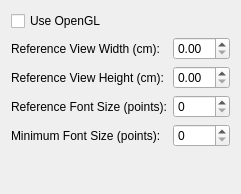
Kst-plot/kst, file src/libkstapp/generaltab.ui: the form before one commit.
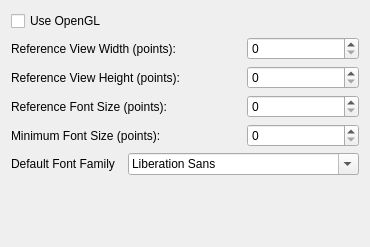
The form after the commit.

Commit message: Add Font scaling to the View based upon settings according to Fonts spec. Add saving of application level settings. Add LabelItem properties and scaling. Use Font scale as Arrow Head Scaling Value. Convert all font size values to scale values.

What changed in the file:
```diff
--- a/src/libkstapp/generaltab.ui
+++ b/src/libkstapp/generaltab.ui
@@ -5,62 +5,80 @@
    <rect>
     <x>0</x>
     <y>0</y>
-    <width>238</width>
-    <height>194</height>
+    <width>304</width>
+    <height>247</height>
    </rect>
   </property>
   <property name="windowTitle" >
    <string>Form</string>
   </property>
   <layout class="QGridLayout" >
-   <item row="0" column="0" >
+   <item row="0" column="0" colspan="3" >
     <widget class="QCheckBox" name="_useOpenGL" >
      <property name="text" >
       <string>Use OpenGL</string>
      </property>
     </widget>
    </item>
-   <item row="1" column="0" >
+   <item row="1" column="0" colspan="3" >
     <widget class="QLabel" name="label" >
      <property name="text" >
-      <string>Reference View Width (cm):</string>
+      <string>Reference View Width (points):</string>
      </property>
     </widget>
    </item>
-   <item row="1" column="1" >
-    <widget class="QDoubleSpinBox" name="_refViewWidth" />
+   <item row="1" column="3" >
+    <widget class="QSpinBox" name="_refViewWidth" >
+     <property name="maximum" >
+      <number>2000</number>
+     </property>
+    </widget>
    </item>
-   <item row="2" column="0" >
+   <item row="2" column="0" colspan="3" >
     <widget class="QLabel" name="label_2" >
      <property name="text" >
-      <string>Reference View Height (cm):</string>
+      <string>Reference View Height (points):</string>
      </property>
     </widget>
    </item>
-   <item row="2" column="1" >
-    <widget class="QDoubleSpinBox" name="_refViewHeight" />
+   <item row="2" column="3" >
+    <widget class="QSpinBox" name="_refViewHeight" >
+     <property name="maximum" >
+      <number>2000</number>
+     </property>
+    </widget>
    </item>
-   <item row="3" column="0" >
+   <item row="3" column="0" colspan="3" >
     <widget class="QLabel" name="label_4" >
      <property name="text" >
       <string>Reference Font Size (points):</string>
      </property>
     </widget>
    </item>
-   <item row="3" column="1" >
+   <item row="3" column="3" >
     <widget class="QSpinBox" name="_refFontSize" />
    </item>
-   <item row="4" column="0" >
+   <item row="4" column="0" colspan="3" >
     <widget class="QLabel" name="label_3" >
      <property name="text" >
       <string>Minimum Font Size (points):</string>
      </property>
     </widget>
    </item>
-   <item row="4" column="1" >
+   <item row="4" column="3" >
     <widget class="QSpinBox" name="_minFontSize" />
    </item>
-   <item row="5" column="0" >
+   <item row="5" column="0" colspan="2" >
+    <widget class="QLabel" name="_Label_12" >
+     <property name="text" >
+      <string>Default Font Family</string>
+     </property>
+    </widget>
+   </item>
+   <item row="5" column="2" colspan="2" >
+    <widget class="QFontComboBox" name="_defaultFontFamily" />
+   </item>
+   <item row="6" column="1" >
     <spacer>
      <property name="orientation" >
       <enum>Qt::Vertical</enum>
@@ -68,7 +86,7 @@
      <property name="sizeHint" >
       <size>
        <width>20</width>
-       <height>40</height>
+       <height>41</height>
       </size>
      </property>
     </spacer>
```
The commit also changes 21 other files.
